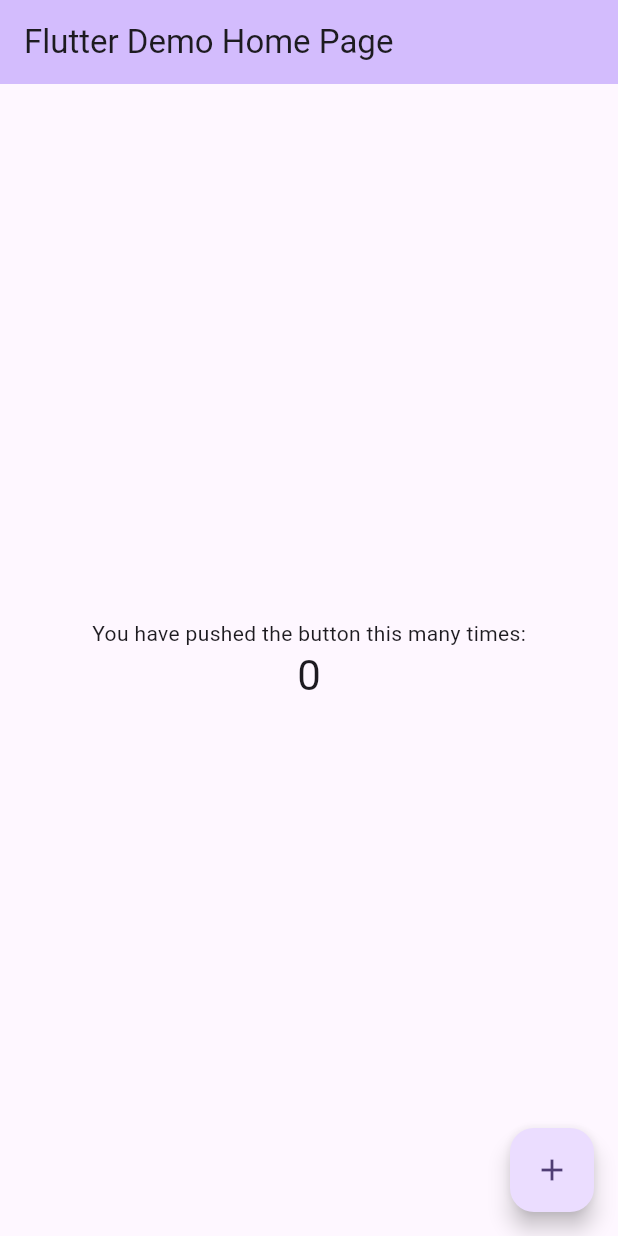
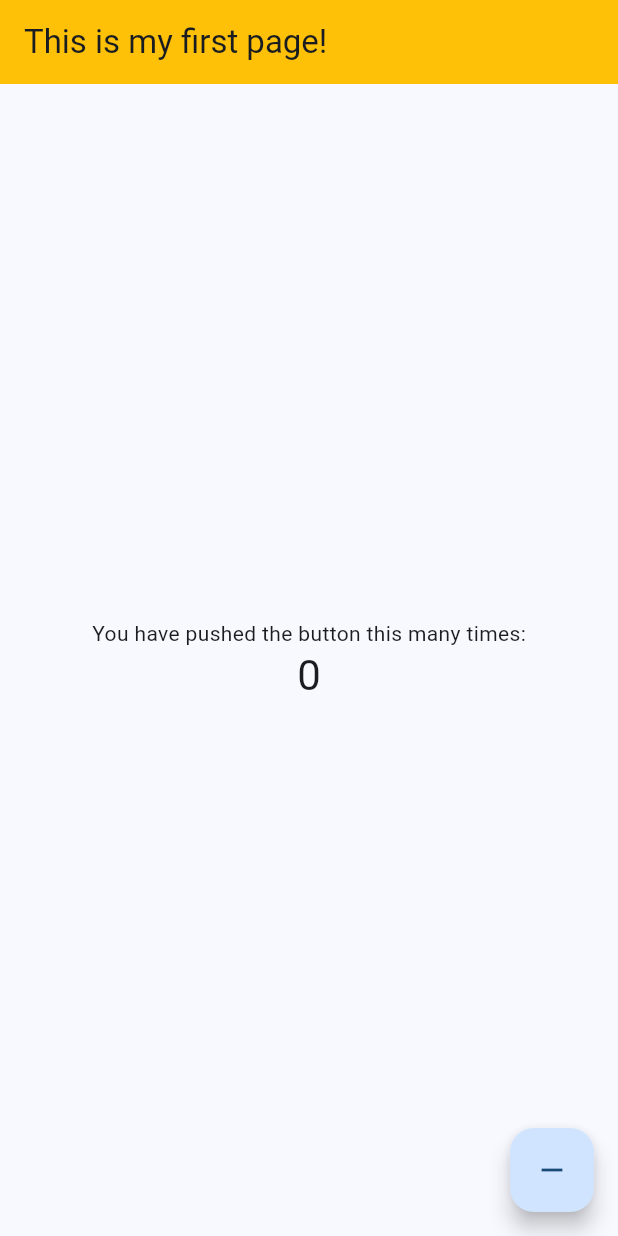
Before and after one commit to voidpuz/flutter-one, a Flutter app: the screen it shows after launch, on a phone screen of 412 x 824 dp. Run offline on Flutter 3.47's test engine with Material 3 defaults, Android fonts, the phone set to English and light mode, and no system bars.

Commit message:
add: tinkered main.dart

```diff
--- a/lib/main.dart
+++ b/lib/main.dart
@@ -28,9 +28,9 @@ class MyApp extends StatelessWidget {
         //
         // This works for code too, not just values: Most code changes can be
         // tested with just a hot reload.
-        colorScheme: ColorScheme.fromSeed(seedColor: Colors.deepPurple),
+        colorScheme: ColorScheme.fromSeed(seedColor: Colors.blue),
       ),
-      home: const MyHomePage(title: 'Flutter Demo Home Page'),
+      home: const MyHomePage(title: 'This is my first page!'),
     );
   }
 }
@@ -63,7 +63,7 @@ class _MyHomePageState extends State<MyHomePage> {
       // so that the display can reflect the updated values. If we changed
       // _counter without calling setState(), then the build method would not be
       // called again, and so nothing would appear to happen.
-      _counter++;
+      _counter--;
     });
   }
 
@@ -80,7 +80,8 @@ class _MyHomePageState extends State<MyHomePage> {
         // TRY THIS: Try changing the color here to a specific color (to
         // Colors.amber, perhaps?) and trigger a hot reload to see the AppBar
         // change color while the other colors stay the same.
-        backgroundColor: Theme.of(context).colorScheme.inversePrimary,
+        // backgroundColor: Theme.of(context).colorScheme.inversePrimary,
+        backgroundColor: Colors.amber,
         // Here we take the value from the MyHomePage object that was created by
         // the App.build method, and use it to set our appbar title.
         title: Text(widget.title),
@@ -115,7 +116,7 @@ class _MyHomePageState extends State<MyHomePage> {
       floatingActionButton: FloatingActionButton(
         onPressed: _incrementCounter,
         tooltip: 'Increment',
-        child: const Icon(Icons.add),
+        child: const Icon(Icons.remove),
       ), // This trailing comma makes auto-formatting nicer for build methods.
     );
   }
```
